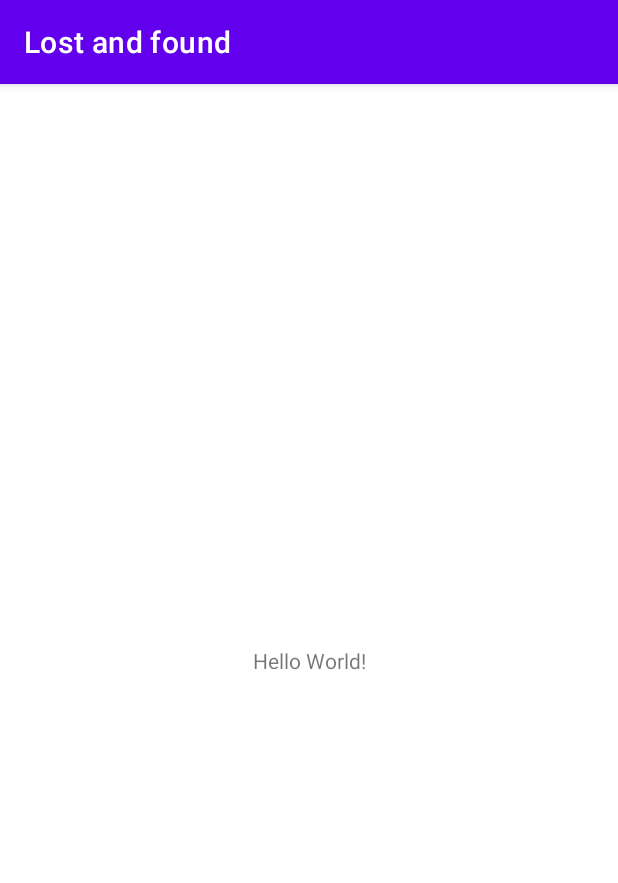
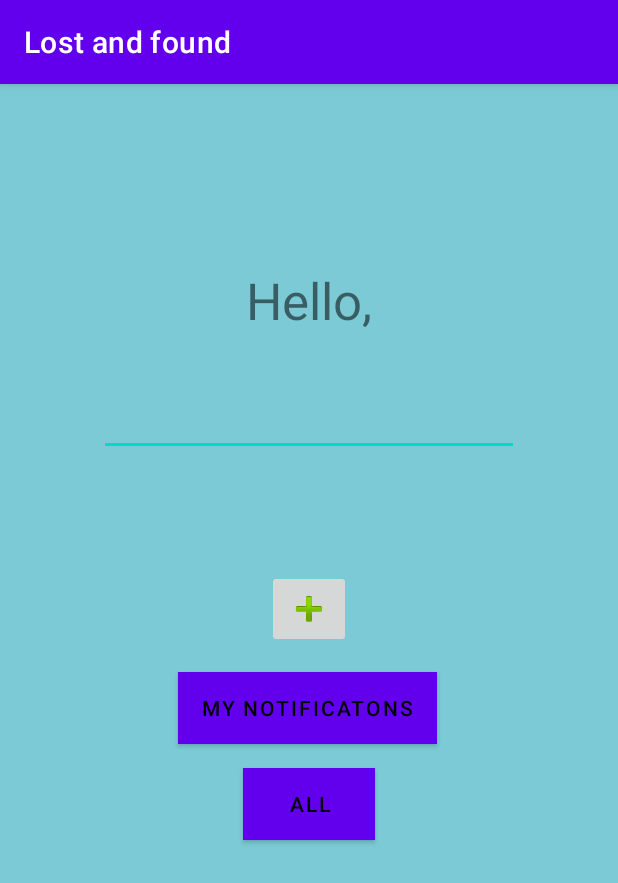
Before and after one commit to josipk1004/LostAndFound, an Android app: the screen it shows after launch (MainActivity), on a phone screen of 412 x 824 dp. Shown: the top 883 px of the screen. Run offline under Robolectric (Android 15) with nearby library versions, the phone set to English and light mode, and no system bars.

Commit message:
new activities

```diff
--- a/app/src/main/java/com/example/lostandfound/MainActivity.kt
+++ b/app/src/main/java/com/example/lostandfound/MainActivity.kt
@@ -1,13 +1,33 @@
 package com.example.lostandfound
 
 import android.content.Intent
+import android.os.AsyncTask
 import androidx.appcompat.app.AppCompatActivity
 import android.os.Bundle
-import kotlinx.android.synthetic.main.activity_login.*
+import com.example.lostandfound.entity.ShortNotification
+import com.example.lostandfound.net.RestFactory
+import kotlinx.android.synthetic.main.activity_main.*
 
 class MainActivity : AppCompatActivity() {
     override fun onCreate(savedInstanceState: Bundle?) {
         super.onCreate(savedInstanceState)
         setContentView(R.layout.activity_main)
+
+        //nameMain =
+
+        newNotifButton.setOnClickListener {
+            val intent = Intent(this@MainActivity, NewNotification::class.java)
+            startActivity(intent)
+        }
+
+        myNotificationsbutton.setOnClickListener {
+            val intent = Intent(this@MainActivity, MyNotifications::class.java)
+            startActivity(intent)
+        }
+
+        allNotifications.setOnClickListener {
+            val intent = Intent(this@MainActivity, AllNotifications::class.java)
+            startActivity(intent)
+        }
     }
 }
--- a/app/src/main/res/layout/activity_login.xml
+++ b/app/src/main/res/layout/activity_login.xml
@@ -33,7 +33,7 @@
             android:hint="@string/enter_username"
             android:inputType="textPersonName"
             android:minHeight="50dp"
-            tools:ignore="TextContrastCheck"/>
+            tools:ignore="TextContrastCheck" />
 
         <TextView
             android:id="@+id/textView3"
@@ -48,7 +48,7 @@
             android:ems="10"
             android:hint="@string/enter_password"
             android:inputType="textPassword"
-            android:minHeight="50dp"/>
+            android:minHeight="50dp" />
 
         <Button
             android:id="@+id/loginButton"
--- a/app/src/main/res/layout/activity_main.xml
+++ b/app/src/main/res/layout/activity_main.xml
@@ -4,15 +4,76 @@
     xmlns:tools="http://schemas.android.com/tools"
     android:layout_width="match_parent"
     android:layout_height="match_parent"
-    tools:context=".MainActivity">
+    android:background="#7BCAD5"
+    tools:context=".MainActivity" >
 
     <TextView
+        android:id="@+id/textView4"
         android:layout_width="wrap_content"
         android:layout_height="wrap_content"
-        android:text="Hello World!"
-        app:layout_constraintBottom_toBottomOf="parent"
-        app:layout_constraintLeft_toLeftOf="parent"
-        app:layout_constraintRight_toRightOf="parent"
+        android:layout_marginTop="121dp"
+        android:text="@string/hello"
+        android:textSize="34sp"
+        app:layout_constraintEnd_toEndOf="parent"
+        app:layout_constraintStart_toStartOf="parent"
         app:layout_constraintTop_toTopOf="parent" />
 
+    <EditText
+        android:id="@+id/nameMain"
+        android:layout_width="wrap_content"
+        android:layout_height="wrap_content"
+        android:layout_marginTop="28dp"
+        android:ems="10"
+        android:inputType="textPersonName"
+        android:textAlignment="center"
+        android:textSize="24sp"
+        android:textStyle="bold"
+        app:layout_constraintEnd_toEndOf="parent"
+        app:layout_constraintStart_toStartOf="parent"
+        app:layout_constraintTop_toBottomOf="@+id/textView4"
+        tools:ignore="SpeakableTextPresentCheck" />
+
+    <ImageButton
+        android:id="@+id/newNotifButton"
+        android:layout_width="wrap_content"
+        android:layout_height="wrap_content"
+        android:layout_marginTop="76dp"
+        android:clickable="true"
+        android:contentDescription="@string/new_notification"
+        app:layout_constraintBottom_toBottomOf="parent"
+        app:layout_constraintEnd_toEndOf="parent"
+        app:layout_constraintStart_toStartOf="parent"
+        app:layout_constraintTop_toBottomOf="@+id/nameMain"
+        app:layout_constraintVertical_bias="0.0"
+        app:srcCompat="@android:drawable/ic_input_add"
+        tools:ignore="SpeakableTextPresentCheck"
+        android:focusable="true" />
+
+    <Button
+        android:id="@+id/myNotificationsbutton"
+        android:layout_width="wrap_content"
+        android:layout_height="wrap_content"
+        android:layout_marginTop="16dp"
+        android:background="@android:color/white"
+        android:backgroundTint="@color/black"
+        android:text="@string/my_notificatons"
+        android:textColor="@android:color/black"
+        app:layout_constraintBottom_toTopOf="@+id/allNotifications"
+        app:layout_constraintEnd_toEndOf="parent"
+        app:layout_constraintHorizontal_bias="0.497"
+        app:layout_constraintStart_toStartOf="parent"
+        app:layout_constraintTop_toBottomOf="@+id/newNotifButton" />
+
+    <Button
+        android:id="@+id/allNotifications"
+        android:layout_width="wrap_content"
+        android:layout_height="wrap_content"
+        android:layout_marginTop="16dp"
+        android:background="@android:color/white"
+        android:contentDescription="@string/notifications_from_other_users"
+        android:text="@string/all"
+        android:textColor="@android:color/black"
+        app:layout_constraintEnd_toEndOf="parent"
+        app:layout_constraintStart_toStartOf="parent"
+        app:layout_constraintTop_toBottomOf="@+id/myNotificationsbutton" />
 </androidx.constraintlayout.widget.ConstraintLayout>
--- a/app/src/main/res/values/strings.xml
+++ b/app/src/main/res/values/strings.xml
@@ -13,4 +13,18 @@
     <string name="last_name">Last name:</string>
     <string name="passwordLogin">Password</string>
     <string name="login">LOGIN</string>
+    <string name="new_notification">New notification</string>
+    <string name="title">Title:</string>
+    <string name="enter_title">Enter title</string>
+    <string name="subject">Subject:</string>
+    <string name="enter_subject">Enter subject</string>
+    <string name="date">Date:</string>
+    <string name="description">Description:</string>
+    <string name="enter_description">Enter description..</string>
+    <string name="address">Address:</string>
+    <string name="enter_address">Enter address</string>
+    <string name="hello">Hello,</string>
+    <string name="my_notificatons">My notificatons</string>
+    <string name="all">All</string>
+    <string name="notifications_from_other_users">Notifications from other users</string>
 </resources>
```
Also changed, not shown: app/src/main/AndroidManifest.xml (+18 -6 lines), app/src/main/java/com/example/lostandfound/AllNotifications.kt (added, +11 -0 lines), app/src/main/java/com/example/lostandfound/MyNotifications.kt (added, +11 -0 lines), app/src/main/java/com/example/lostandfound/NewNotification.kt (added, +11 -0 lines), app/src/main/res/layout/activity_all_notifications.xml (added, +9 -0 lines), app/src/main/res/layout/activity_my_notifications.xml (added, +9 -0 lines), app/src/main/res/layout/activity_new_notification.xml (added, +168 -0 lines).
